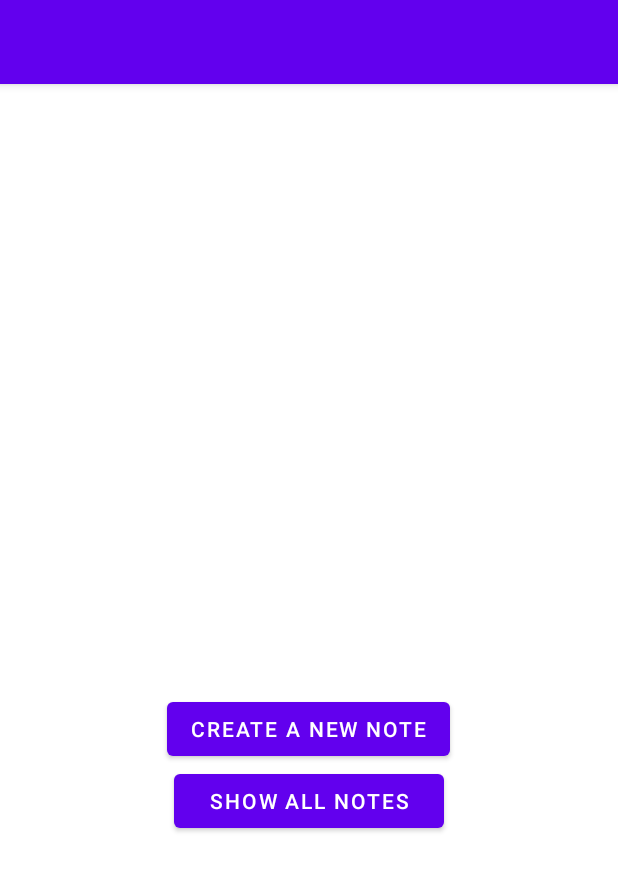
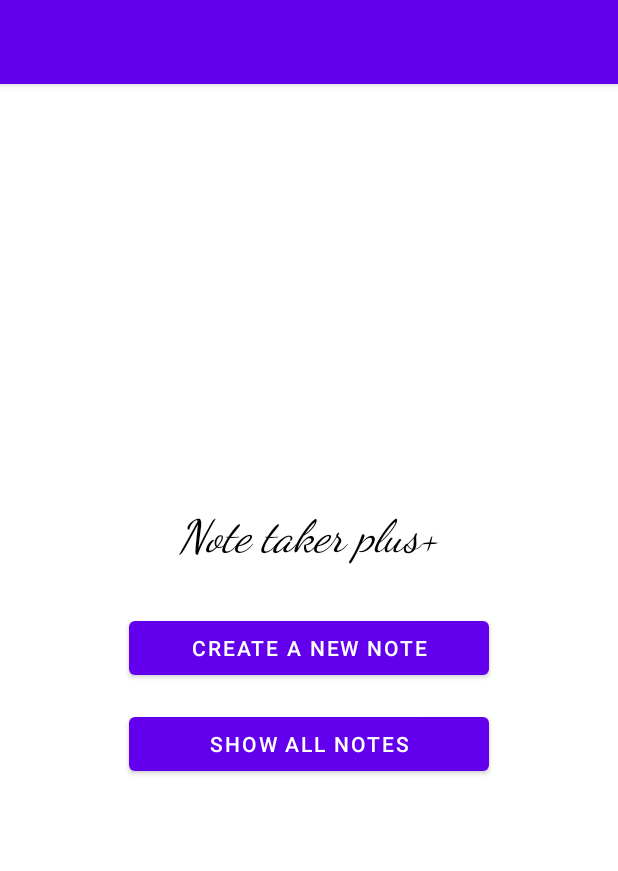
Before and after one commit to skiingish/Task_7.1P, an Android app: the screen it shows after launch (MainActivity), on a phone screen of 412 x 824 dp. Shown: the top 871 px of the screen. Run offline under Robolectric (Android 15) with nearby library versions, the phone set to English and light mode, and no system bars.

Commit message:
Added more comments and final touches

```diff
--- a/app/src/main/java/com/sit305/task_7_1P/MainActivity.java
+++ b/app/src/main/java/com/sit305/task_7_1P/MainActivity.java
@@ -14,9 +14,11 @@ public class MainActivity extends AppCompatActivity {
         super.onCreate(savedInstanceState);
         setContentView(R.layout.activity_main);
 
+        // Set the button views.
         Button createNote_BTN = findViewById(R.id.createNote_BTN);
         Button showNote_BTN = findViewById(R.id.showNotes_BTN);
 
+        // Set up the create note Intent.
         createNote_BTN.setOnClickListener(new View.OnClickListener() {
             @Override
             public void onClick(View v) {
@@ -25,6 +27,7 @@ public class MainActivity extends AppCompatActivity {
             }
         });
 
+        // Set up the show all notes Intent.
         showNote_BTN.setOnClickListener(new View.OnClickListener() {
             @Override
             public void onClick(View v) {
--- a/app/src/main/java/com/sit305/task_7_1P/ShowNotesRecyclerViewAdapter.java
+++ b/app/src/main/java/com/sit305/task_7_1P/ShowNotesRecyclerViewAdapter.java
@@ -16,6 +16,7 @@ import com.sit305.task_7_1P.model.Note;
 
 public class ShowNotesRecyclerViewAdapter extends RecyclerView.Adapter<ShowNotesRecyclerViewAdapter.ViewHolder>{
 
+    // The list of notes
     private List<Note> notesList;
     private Context context;
 
@@ -24,6 +25,7 @@ public class ShowNotesRecyclerViewAdapter extends RecyclerView.Adapter<ShowNotes
         this.context = context;
     }
 
+    // On create.
     @NonNull
     @Override
     public ShowNotesRecyclerViewAdapter.ViewHolder onCreateViewHolder(@NonNull ViewGroup parent, int viewType) {
@@ -34,7 +36,9 @@ public class ShowNotesRecyclerViewAdapter extends RecyclerView.Adapter<ShowNotes
 
     @Override
     public void onBindViewHolder(@NonNull ShowNotesRecyclerViewAdapter.ViewHolder holder, int position) {
+        // Set the notes data
         holder.notesData_TV.setText(notesList.get(position).getNoteData());
+        // Set the note's view ID from the note's db ID
         holder.notes_LL.setId(notesList.get(position).getNote_id());
     }
 
@@ -43,7 +47,7 @@ public class ShowNotesRecyclerViewAdapter extends RecyclerView.Adapter<ShowNotes
         return notesList.size();
     }
 
-    // Gets the text view to be added to the view holder.
+    // Gets the views to be added to the view holder.
     public class ViewHolder extends RecyclerView.ViewHolder {
 
         // The view inside this view holder.
--- a/app/src/main/res/layout/activity_edit_note.xml
+++ b/app/src/main/res/layout/activity_edit_note.xml
@@ -14,6 +14,7 @@
         android:layout_width="match_parent"
         android:layout_height="wrap_content"
         android:layout_weight="0"
+        android:gravity="top"
         android:minHeight="350dp"
         android:padding="18dp"
         android:textColor="@color/black"
@@ -31,6 +32,7 @@
             android:id="@+id/updateNote_BTN"
             android:layout_width="150dp"
             android:maxWidth="150dp"
+            android:layout_marginRight="18dp"
             android:layout_height="wrap_content"
             android:gravity="center"
             android:text="Update" />
@@ -39,6 +41,7 @@
             android:id="@+id/deleteNote_BTN"
             android:layout_width="150dp"
             android:maxWidth="150dp"
+            android:layout_marginLeft="18dp"
             android:layout_height="wrap_content"
             android:gravity="center"
             android:text="Delete" />
--- a/app/src/main/res/layout/activity_main.xml
+++ b/app/src/main/res/layout/activity_main.xml
@@ -9,12 +9,26 @@
     android:background="@color/white"
     tools:context=".MainActivity">
 
+    <TextView
+        android:layout_width="wrap_content"
+        android:layout_height="wrap_content"
+        android:fontFamily="cursive"
+        android:text="Note taker plus+"
+        android:textColor="@color/black"
+        android:textSize="30sp"
+        android:textStyle="italic" />
+
     <ImageView
-        android:id="@+id/imageView2"
-        android:layout_width="match_parent"
+        android:id="@+id/icon_IV"
+        android:layout_width="270dp"
         android:layout_height="wrap_content"
-        android:padding="70dp"
-        tools:srcCompat="@tools:sample/avatars" />
+        android:adjustViewBounds="true"
+        android:alpha="1"
+        android:background="@color/white"
+        android:padding="6dp"
+        android:scaleType="fitCenter"
+        android:visibility="visible"
+        tools:src="@drawable/notes" />
 
     <LinearLayout
         android:layout_width="match_parent"
@@ -28,14 +42,16 @@
             android:id="@+id/createNote_BTN"
             android:layout_width="wrap_content"
             android:layout_height="wrap_content"
-            android:minWidth="180dp"
+            android:layout_marginBottom="16dp"
+            android:minWidth="240dp"
             android:text="Create A New Note" />
 
         <Button
             android:id="@+id/showNotes_BTN"
             android:layout_width="wrap_content"
             android:layout_height="wrap_content"
-            android:minWidth="180dp"
+            android:minWidth="240dp"
             android:text="Show All Notes" />
+
     </LinearLayout>
 </LinearLayout>
```
Also changed, not shown: app/src/main/java/com/sit305/task_7_1P/CreateNoteActivity.java (+7 -0 lines), app/src/main/java/com/sit305/task_7_1P/EditNoteActivity.java (+31 -2 lines), app/src/main/java/com/sit305/task_7_1P/ShowAllNotesActivity.java (+19 -22 lines), app/src/main/java/com/sit305/task_7_1P/data/DatabaseHelper.java (+3 -6 lines), app/src/main/java/com/sit305/task_7_1P/model/Note.java (+8 -0 lines), app/src/main/res/drawable/notes.jpeg (added).
